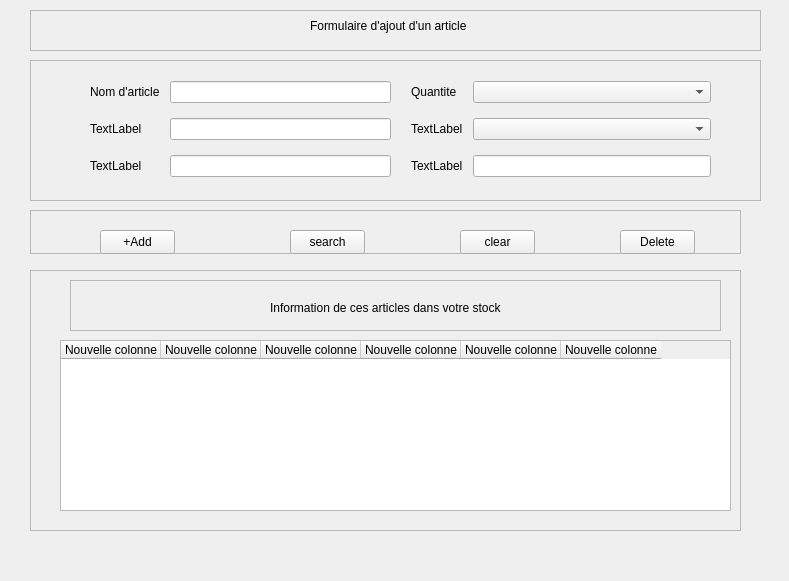
Before: the Qt Designer form views/auth/main_login.ui in ninohantonio/Store-Management, drawn with Qt 5.
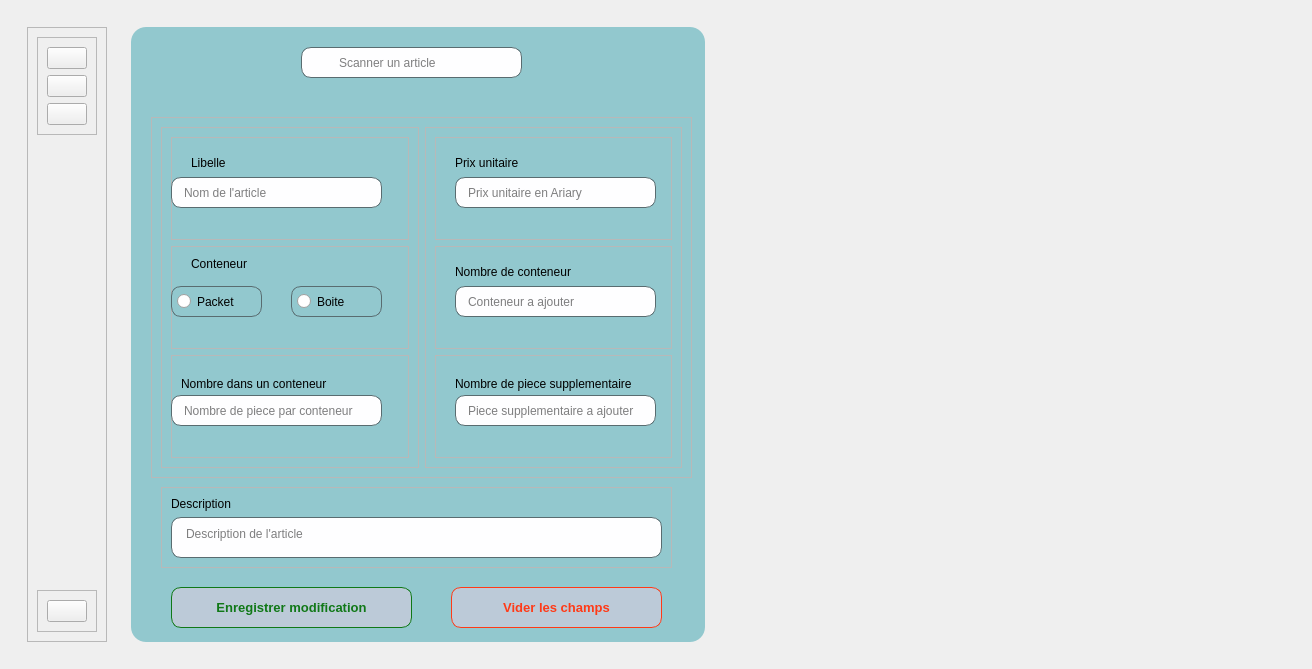
After: the same form once the commit is applied. Icons and pictures are not drawn.

Commit message: formulaire d'ajout

Patch:
```diff
--- a/views/auth/main_login.ui
+++ b/views/auth/main_login.ui
@@ -6,322 +6,584 @@
    <rect>
     <x>0</x>
     <y>0</y>
-    <width>789</width>
-    <height>581</height>
+    <width>1312</width>
+    <height>669</height>
    </rect>
   </property>
   <property name="windowTitle">
    <string>MainWindow</string>
   </property>
   <widget class="QWidget" name="centralwidget">
-   <widget class="QFrame" name="frame">
-    <property name="geometry">
-     <rect>
-      <x>30</x>
-      <y>10</y>
-      <width>731</width>
-      <height>41</height>
-     </rect>
-    </property>
-    <property name="frameShape">
-     <enum>QFrame::Shape::StyledPanel</enum>
-    </property>
-    <property name="frameShadow">
-     <enum>QFrame::Shadow::Raised</enum>
-    </property>
-    <widget class="QLabel" name="label">
-     <property name="geometry">
-      <rect>
-       <x>280</x>
-       <y>0</y>
-       <width>181</width>
-       <height>31</height>
-      </rect>
-     </property>
-     <property name="text">
-      <string>Formulaire d'ajout d'un article</string>
-     </property>
-    </widget>
-   </widget>
-   <widget class="QFrame" name="frame_2">
-    <property name="geometry">
-     <rect>
-      <x>30</x>
-      <y>60</y>
-      <width>731</width>
-      <height>141</height>
-     </rect>
-    </property>
-    <property name="frameShape">
-     <enum>QFrame::Shape::StyledPanel</enum>
-    </property>
-    <property name="frameShadow">
-     <enum>QFrame::Shadow::Raised</enum>
-    </property>
-    <widget class="QWidget" name="layoutWidget">
-     <property name="geometry">
-      <rect>
-       <x>30</x>
-       <y>0</y>
-       <width>681</width>
-       <height>138</height>
-      </rect>
-     </property>
-     <layout class="QGridLayout" name="gridLayout_3">
-      <property name="leftMargin">
-       <number>30</number>
-      </property>
-      <property name="topMargin">
-       <number>20</number>
-      </property>
-      <property name="rightMargin">
-       <number>30</number>
-      </property>
-      <property name="bottomMargin">
-       <number>20</number>
-      </property>
-      <property name="horizontalSpacing">
-       <number>20</number>
-      </property>
-      <property name="verticalSpacing">
-       <number>10</number>
-      </property>
-      <item row="0" column="0">
-       <layout class="QGridLayout" name="gridLayout">
-        <property name="horizontalSpacing">
-         <number>10</number>
-        </property>
-        <property name="verticalSpacing">
-         <number>15</number>
-        </property>
-        <item row="0" column="0">
-         <widget class="QLabel" name="label_2">
-          <property name="text">
-           <string>Nom d'article</string>
-          </property>
-         </widget>
-        </item>
-        <item row="0" column="1">
-         <widget class="QLineEdit" name="lineEdit"/>
-        </item>
-        <item row="1" column="0">
-         <widget class="QLabel" name="label_3">
-          <property name="text">
-           <string>TextLabel</string>
-          </property>
-         </widget>
-        </item>
-        <item row="1" column="1">
-         <widget class="QLineEdit" name="lineEdit_2"/>
-        </item>
-        <item row="2" column="0">
-         <widget class="QLabel" name="label_4">
-          <property name="text">
-           <string>TextLabel</string>
-          </property>
-         </widget>
-        </item>
-        <item row="2" column="1">
-         <widget class="QLineEdit" name="lineEdit_3"/>
-        </item>
-       </layout>
-      </item>
-      <item row="0" column="1">
-       <layout class="QGridLayout" name="gridLayout_2">
-        <property name="horizontalSpacing">
-         <number>10</number>
-        </property>
-        <property name="verticalSpacing">
-         <number>15</number>
-        </property>
-        <item row="0" column="0">
-         <widget class="QLabel" name="label_5">
-          <property name="text">
-           <string>Quantite</string>
-          </property>
-         </widget>
-        </item>
-        <item row="0" column="1">
-         <widget class="QComboBox" name="comboBox"/>
-        </item>
-        <item row="1" column="0">
-         <widget class="QLabel" name="label_6">
-          <property name="text">
-           <string>TextLabel</string>
-          </property>
-         </widget>
-        </item>
-        <item row="1" column="1">
-         <widget class="QComboBox" name="comboBox_2"/>
-        </item>
-        <item row="2" column="0">
-         <widget class="QLabel" name="label_7">
-          <property name="text">
-           <string>TextLabel</string>
-          </property>
-         </widget>
-        </item>
-        <item row="2" column="1">
-         <widget class="QLineEdit" name="lineEdit_4"/>
-        </item>
-       </layout>
-      </item>
-     </layout>
-    </widget>
-   </widget>
-   <widget class="QFrame" name="frame_3">
-    <property name="geometry">
-     <rect>
-      <x>30</x>
-      <y>210</y>
-      <width>711</width>
-      <height>44</height>
-     </rect>
-    </property>
-    <property name="frameShape">
-     <enum>QFrame::Shape::StyledPanel</enum>
-    </property>
-    <property name="frameShadow">
-     <enum>QFrame::Shadow::Raised</enum>
-    </property>
-    <widget class="QPushButton" name="pushButton">
-     <property name="geometry">
-      <rect>
-       <x>260</x>
-       <y>20</y>
-       <width>75</width>
-       <height>24</height>
-      </rect>
-     </property>
-     <property name="text">
-      <string>search</string>
-     </property>
-    </widget>
-    <widget class="QPushButton" name="pushButton_2">
-     <property name="geometry">
-      <rect>
-       <x>70</x>
-       <y>20</y>
-       <width>75</width>
-       <height>24</height>
-      </rect>
-     </property>
-     <property name="text">
-      <string>+Add</string>
-     </property>
-    </widget>
-    <widget class="QPushButton" name="pushButton_3">
-     <property name="geometry">
-      <rect>
-       <x>430</x>
-       <y>20</y>
-       <width>75</width>
-       <height>24</height>
-      </rect>
-     </property>
-     <property name="text">
-      <string>clear</string>
-     </property>
-    </widget>
-    <widget class="QPushButton" name="pushButton_4">
-     <property name="geometry">
-      <rect>
-       <x>590</x>
-       <y>20</y>
-       <width>75</width>
-       <height>24</height>
-      </rect>
-     </property>
-     <property name="text">
-      <string>Delete</string>
-     </property>
-    </widget>
-   </widget>
-   <widget class="QFrame" name="frame_4">
-    <property name="geometry">
-     <rect>
-      <x>30</x>
-      <y>270</y>
-      <width>711</width>
-      <height>261</height>
-     </rect>
-    </property>
-    <property name="frameShape">
-     <enum>QFrame::Shape::StyledPanel</enum>
-    </property>
-    <property name="frameShadow">
-     <enum>QFrame::Shadow::Raised</enum>
-    </property>
-    <widget class="QTableWidget" name="tableWidget">
-     <property name="geometry">
-      <rect>
-       <x>30</x>
-       <y>70</y>
-       <width>671</width>
-       <height>171</height>
-      </rect>
-     </property>
-     <column>
-      <property name="text">
-       <string>Nouvelle colonne</string>
-      </property>
-     </column>
-     <column>
-      <property name="text">
-       <string>Nouvelle colonne</string>
-      </property>
-     </column>
-     <column>
-      <property name="text">
-       <string>Nouvelle colonne</string>
-      </property>
-     </column>
-     <column>
-      <property name="text">
-       <string>Nouvelle colonne</string>
-      </property>
-     </column>
-     <column>
-      <property name="text">
-       <string>Nouvelle colonne</string>
-      </property>
-     </column>
-     <column>
-      <property name="text">
-       <string>Nouvelle colonne</string>
-      </property>
-     </column>
-    </widget>
-    <widget class="QFrame" name="frame_5">
-     <property name="geometry">
-      <rect>
-       <x>40</x>
-       <y>10</y>
-       <width>651</width>
-       <height>51</height>
-      </rect>
-     </property>
-     <property name="frameShape">
-      <enum>QFrame::Shape::StyledPanel</enum>
-     </property>
-     <property name="frameShadow">
-      <enum>QFrame::Shadow::Raised</enum>
-     </property>
-     <widget class="QLabel" name="label_8">
-      <property name="geometry">
-       <rect>
-        <x>200</x>
-        <y>20</y>
-        <width>271</width>
-        <height>16</height>
-       </rect>
-      </property>
-      <property name="text">
-       <string>Information de ces articles dans votre stock</string>
-      </property>
+   <property name="styleSheet">
+    <string notr="true">QFrame, QWidget{
+	
+}
+
+QRadioButton{
+	border: 1px solid  rgb(89, 108, 112);
+	padding: 5px;
+	border-radius: 10px;
+}
+
+QLineEdit, QTextEdit{
+	border-radius: 10px;
+	border: 1px solid rgb(89, 108, 112);
+	background: #fefeff;
+	padding: 5px;
+	padding-left: 10px;
+}
+
+#search_ajout{
+	padding-left: 35px;
+	background: #fefeff;
+}
+
+#formulaire1{
+	background: rgb(146, 200, 206);
+	border-radius: 15px;
+}
+
+#submitBtn{
+	color: rgb(16, 120, 23);
+	border-radius: 10px;
+	background-color: rgba(206, 203, 220, 0.7);
+	border: 1px solid rgb(16, 120, 23);
+}
+
+#resetBtn{
+	color: rgb(255, 58, 23);
+	border-radius: 10px;
+	background-color: rgba(206, 203, 220, 0.7);
+	border: 1px solid rgb(255, 58, 23);
+}
+</string>
+   </property>
+   <layout class="QHBoxLayout" name="horizontalLayout_3">
+    <item>
+     <widget class="QWidget" name="widget" native="true">
+      <layout class="QHBoxLayout" name="horizontalLayout">
+       <item alignment="Qt::AlignmentFlag::AlignLeft">
+        <widget class="QWidget" name="left_menu" native="true">
+         <layout class="QHBoxLayout" name="horizontalLayout_4">
+          <item alignment="Qt::AlignmentFlag::AlignLeft">
+           <widget class="QFrame" name="frame">
+            <property name="frameShape">
+             <enum>QFrame::Shape::StyledPanel</enum>
+            </property>
+            <property name="frameShadow">
+             <enum>QFrame::Shadow::Raised</enum>
+            </property>
+            <layout class="QVBoxLayout" name="verticalLayout_3">
+             <item>
+              <widget class="QFrame" name="frame_2">
+               <property name="frameShape">
+                <enum>QFrame::Shape::StyledPanel</enum>
+               </property>
+               <property name="frameShadow">
+                <enum>QFrame::Shadow::Raised</enum>
+               </property>
+               <layout class="QVBoxLayout" name="verticalLayout">
+                <item>
+                 <widget class="QPushButton" name="pushButton_2">
+                  <property name="text">
+                   <string/>
+                  </property>
+                  <property name="icon">
+                   <iconset resource="../resources.qrc">
+                    <normaloff>:/icons/icons/caddie.png</normaloff>:/icons/icons/caddie.png</iconset>
+                  </property>
+                  <property name="iconSize">
+                   <size>
+                    <width>32</width>
+                    <height>32</height>
+                   </size>
+                  </property>
+                 </widget>
+                </item>
+                <item>
+                 <widget class="QPushButton" name="pushButton_3">
+                  <property name="text">
+                   <string/>
+                  </property>
+                  <property name="icon">
+                   <iconset resource="../resources.qrc">
+                    <normaloff>:/icons/icons/caddie.png</normaloff>:/icons/icons/caddie.png</iconset>
+                  </property>
+                  <property name="iconSize">
+                   <size>
+                    <width>32</width>
+                    <height>32</height>
+                   </size>
+                  </property>
+                 </widget>
+                </item>
+                <item>
+                 <widget class="QPushButton" name="pushButton_4">
+                  <property name="text">
+                   <string/>
+                  </property>
+                  <property name="icon">
+                   <iconset resource="../resources.qrc">
+                    <normaloff>:/icons/icons/caddie.png</normaloff>:/icons/icons/caddie.png</iconset>
+                  </property>
+                  <property name="iconSize">
+                   <size>
+                    <width>32</width>
+                    <height>32</height>
+                   </size>
+                  </property>
+                 </widget>
+                </item>
+               </layout>
+              </widget>
+             </item>
+             <item>
+              <spacer name="verticalSpacer">
+               <property name="orientation">
+                <enum>Qt::Orientation::Vertical</enum>
+               </property>
+               <property name="sizeHint" stdset="0">
+                <size>
+                 <width>20</width>
+                 <height>368</height>
+                </size>
+               </property>
+              </spacer>
+             </item>
+             <item>
+              <widget class="QFrame" name="frame_3">
+               <property name="frameShape">
+                <enum>QFrame::Shape::StyledPanel</enum>
+               </property>
+               <property name="frameShadow">
+                <enum>QFrame::Shadow::Raised</enum>
+               </property>
+               <layout class="QVBoxLayout" name="verticalLayout_2">
+                <item>
+                 <widget class="QPushButton" name="pushButton">
+                  <property name="text">
+                   <string/>
+                  </property>
+                  <property name="icon">
+                   <iconset resource="../resources.qrc">
+                    <normaloff>:/icons/icons/caddie.png</normaloff>:/icons/icons/caddie.png</iconset>
+                  </property>
+                  <property name="iconSize">
+                   <size>
+                    <width>32</width>
+                    <height>32</height>
+                   </size>
+                  </property>
+                 </widget>
+                </item>
+               </layout>
+              </widget>
+             </item>
+            </layout>
+           </widget>
+          </item>
+         </layout>
+        </widget>
+       </item>
+       <item>
+        <widget class="QWidget" name="widget_5" native="true">
+         <property name="sizePolicy">
+          <sizepolicy hsizetype="Expanding" vsizetype="Preferred">
+           <horstretch>0</horstretch>
+           <verstretch>0</verstretch>
+          </sizepolicy>
+         </property>
+         <layout class="QHBoxLayout" name="horizontalLayout_2">
+          <item>
+           <widget class="QWidget" name="formulaire1" native="true">
+            <widget class="QFrame" name="frame_4">
+             <property name="geometry">
+              <rect>
+               <x>20</x>
+               <y>90</y>
+               <width>541</width>
+               <height>361</height>
+              </rect>
+             </property>
+             <property name="frameShape">
+              <enum>QFrame::Shape::StyledPanel</enum>
+             </property>
+             <property name="frameShadow">
+              <enum>QFrame::Shadow::Raised</enum>
+             </property>
+             <layout class="QHBoxLayout" name="horizontalLayout_5">
+              <item>
+               <widget class="QFrame" name="frame_5">
+                <property name="frameShape">
+                 <enum>QFrame::Shape::StyledPanel</enum>
+                </property>
+                <property name="frameShadow">
+                 <enum>QFrame::Shadow::Raised</enum>
+                </property>
+                <layout class="QVBoxLayout" name="verticalLayout_6">
+                 <item>
+                  <widget class="QFrame" name="frame_10">
+                   <property name="frameShape">
+                    <enum>QFrame::Shape::StyledPanel</enum>
+                   </property>
+                   <property name="frameShadow">
+                    <enum>QFrame::Shadow::Raised</enum>
+                   </property>
+                   <widget class="QLabel" name="label_3">
+                    <property name="geometry">
+                     <rect>
+                      <x>20</x>
+                      <y>16</y>
+                      <width>91</width>
+                      <height>20</height>
+                     </rect>
+                    </property>
+                    <property name="text">
+                     <string>Libelle</string>
+                    </property>
+                   </widget>
+                   <widget class="QLineEdit" name="lineEdit_2">
+                    <property name="geometry">
+                     <rect>
+                      <x>0</x>
+                      <y>40</y>
+                      <width>211</width>
+                      <height>31</height>
+                     </rect>
+                    </property>
+                    <property name="placeholderText">
+                     <string>Nom de l'article</string>
+                    </property>
+                   </widget>
+                  </widget>
+                 </item>
+                 <item>
+                  <widget class="QFrame" name="frame_9">
+                   <property name="frameShape">
+                    <enum>QFrame::Shape::StyledPanel</enum>
+                   </property>
+                   <property name="frameShadow">
+                    <enum>QFrame::Shadow::Raised</enum>
+                   </property>
+                   <widget class="QLabel" name="label_4">
+                    <property name="geometry">
+                     <rect>
+                      <x>20</x>
+                      <y>10</y>
+                      <width>81</width>
+                      <height>16</height>
+                     </rect>
+                    </property>
+                    <property name="text">
+                     <string>Conteneur</string>
+                    </property>
+                   </widget>
+                   <widget class="QRadioButton" name="radioButton">
+                    <property name="geometry">
+                     <rect>
+                      <x>0</x>
+                      <y>40</y>
+                      <width>91</width>
+                      <height>31</height>
+                     </rect>
+                    </property>
+                    <property name="text">
+                     <string>Packet</string>
+                    </property>
+                   </widget>
+                   <widget class="QRadioButton" name="radioButton_2">
+                    <property name="geometry">
+                     <rect>
+                      <x>120</x>
+                      <y>40</y>
+                      <width>91</width>
+                      <height>31</height>
+                     </rect>
+                    </property>
+                    <property name="text">
+                     <string>Boite</string>
+                    </property>
+                   </widget>
+                  </widget>
+                 </item>
+                 <item>
+                  <widget class="QFrame" name="frame_8">
+                   <property name="frameShape">
+                    <enum>QFrame::Shape::StyledPanel</enum>
+                   </property>
+                   <property name="frameShadow">
+                    <enum>QFrame::Shadow::Raised</enum>
+                   </property>
+                   <widget class="QLabel" name="label_2">
+                    <property name="geometry">
+                     <rect>
+                      <x>10</x>
+                      <y>20</y>
+                      <width>151</width>
+                      <height>18</height>
+                     </rect>
+                    </property>
+                    <property name="text">
+                     <string>Nombre dans un conteneur</string>
+                    </property>
+                   </widget>
+                   <widget class="QLineEdit" name="lineEdit">
+                    <property name="geometry">
+                     <rect>
+                      <x>0</x>
+                      <y>40</y>
+                      <width>211</width>
+                      <height>31</height>
+                     </rect>
+                    </property>
+                    <property name="placeholderText">
+                     <string>Nombre de piece par conteneur</string>
+                    </property>
+                   </widget>
+                  </widget>
+                 </item>
+                </layout>
+               </widget>
+              </item>
+              <item>
+               <widget class="QFrame" name="frame_6">
+                <property name="frameShape">
+                 <enum>QFrame::Shape::StyledPanel</enum>
+                </property>
+                <property name="frameShadow">
+                 <enum>QFrame::Shadow::Raised</enum>
+                </property>
+                <layout class="QVBoxLayout" name="verticalLayout_7">
+                 <item>
+                  <widget class="QFrame" name="frame_11">
+                   <property name="frameShape">
+                    <enum>QFrame::Shape::StyledPanel</enum>
+                   </property>
+                   <property name="frameShadow">
+                    <enum>QFrame::Shadow::Raised</enum>
+                   </property>
+                   <widget class="QLabel" name="label_5">
+                    <property name="geometry">
+                     <rect>
+                      <x>20</x>
+                      <y>16</y>
+                      <width>91</width>
+                      <height>20</height>
+                     </rect>
+                    </property>
+                    <property name="text">
+                     <string>Prix unitaire</string>
+                    </property>
+                   </widget>
+                   <widget class="QLineEdit" name="lineEdit_3">
+                    <property name="geometry">
+                     <rect>
+                      <x>20</x>
+                      <y>40</y>
+                      <width>201</width>
+                      <height>31</height>
+                     </rect>
+                    </property>
+                    <property name="placeholderText">
+                     <string>Prix unitaire en Ariary</string>
+                    </property>
+                   </widget>
+                  </widget>
+                 </item>
+                 <item>
+                  <widget class="QFrame" name="frame_12">
+                   <property name="frameShape">
+                    <enum>QFrame::Shape::StyledPanel</enum>
+                   </property>
+                   <property name="frameShadow">
+                    <enum>QFrame::Shadow::Raised</enum>
+                   </property>
+                   <widget class="QLabel" name="label_6">
+                    <property name="geometry">
+                     <rect>
+                      <x>20</x>
+                      <y>16</y>
+                      <width>151</width>
+                      <height>20</height>
+                     </rect>
+                    </property>
+                    <property name="text">
+                     <string>Nombre de conteneur</string>
+                    </property>
+                   </widget>
+                   <widget class="QLineEdit" name="lineEdit_5">
+                    <property name="geometry">
+                     <rect>
+                      <x>20</x>
+                      <y>40</y>
+                      <width>201</width>
+                      <height>31</height>
+                     </rect>
+                    </property>
+                    <property name="text">
+                     <string/>
+                    </property>
+                    <property name="placeholderText">
+                     <string>Conteneur a ajouter</string>
+                    </property>
+                   </widget>
+                  </widget>
+                 </item>
+                 <item>
+                  <widget class="QFrame" name="frame_13">
+                   <property name="frameShape">
+                    <enum>QFrame::Shape::StyledPanel</enum>
+                   </property>
+                   <property name="frameShadow">
+                    <enum>QFrame::Shadow::Raised</enum>
+                   </property>
+                   <widget class="QLabel" name="label_7">
+                    <property name="geometry">
+                     <rect>
+                      <x>20</x>
+                      <y>20</y>
+                      <width>191</width>
+                      <height>18</height>
+                     </rect>
+                    </property>
+                    <property name="text">
+                     <string>Nombre de piece supplementaire</string>
+                    </property>
+                   </widget>
+                   <widget class="QLineEdit" name="lineEdit_4">
+                    <property name="geometry">
+                     <rect>
+                      <x>20</x>
+                      <y>40</y>
+                      <width>201</width>
+                      <height>31</height>
+                     </rect>
+                    </property>
+                    <property name="placeholderText">
+                     <string>Piece supplementaire a ajouter</string>
+                    </property>
+                   </widget>
+                  </widget>
+                 </item>
+                </layout>
+               </widget>
+              </item>
+             </layout>
+            </widget>
+            <widget class="QFrame" name="frame_7">
+             <property name="geometry">
+              <rect>
+               <x>30</x>
+               <y>460</y>
+               <width>511</width>
+               <height>81</height>
+              </rect>
+             </property>
+             <property name="frameShape">
+              <enum>QFrame::Shape::StyledPanel</enum>
+             </property>
+             <property name="frameShadow">
+              <enum>QFrame::Shadow::Raised</enum>
+             </property>
+             <layout class="QVBoxLayout" name="verticalLayout_4">
+              <item>
+               <widget class="QLabel" name="label">
+                <property name="text">
+                 <string>Description</string>
+                </property>
+               </widget>
+              </item>
+              <item>
+               <widget class="QTextEdit" name="descriptionEdit">
+                <property name="placeholderText">
+                 <string>Description de l'article</string>
+                </property>
+               </widget>
+              </item>
+             </layout>
+            </widget>
+            <widget class="QLineEdit" name="search_ajout">
+             <property name="geometry">
+              <rect>
+               <x>170</x>
+               <y>20</y>
+               <width>221</width>
+               <height>31</height>
+              </rect>
+             </property>
+             <property name="placeholderText">
+              <string>Scanner un article</string>
+             </property>
+            </widget>
+            <widget class="QLabel" name="label_8">
+             <property name="geometry">
+              <rect>
+               <x>170</x>
+               <y>20</y>
+               <width>31</width>
+               <height>31</height>
+              </rect>
+             </property>
+             <property name="text">
+              <string/>
+             </property>
+             <property name="pixmap">
+              <pixmap resource="../resources.qrc">:/icons/icons/search.png</pixmap>
+             </property>
+             <property name="scaledContents">
+              <bool>true</bool>
+             </property>
+            </widget>
+            <widget class="QPushButton" name="submitBtn">
+             <property name="geometry">
+              <rect>
+               <x>40</x>
+               <y>560</y>
+               <width>241</width>
+               <height>41</height>
+              </rect>
+             </property>
+             <property name="font">
+              <font>
+               <pointsize>10</pointsize>
+               <bold>true</bold>
+              </font>
+             </property>
+             <property name="text">
+              <string>Enregistrer modification</string>
+             </property>
+            </widget>
+            <widget class="QPushButton" name="resetBtn">
+             <property name="geometry">
+              <rect>
+               <x>320</x>
+               <y>560</y>
+               <width>211</width>
+               <height>41</height>
+              </rect>
+             </property>
+             <property name="font">
+              <font>
+               <pointsize>10</pointsize>
+               <bold>true</bold>
+              </font>
+             </property>
+             <property name="text">
+              <string>Vider les champs</string>
+             </property>
+            </widget>
+           </widget>
+          </item>
+          <item>
+           <widget class="QWidget" name="widget_4" native="true"/>
+          </item>
+         </layout>
+        </widget>
+       </item>
+      </layout>
      </widget>
-    </widget>
-   </widget>
+    </item>
+   </layout>
   </widget>
  </widget>
  <resources>
```
The commit also changes 2 other files.
